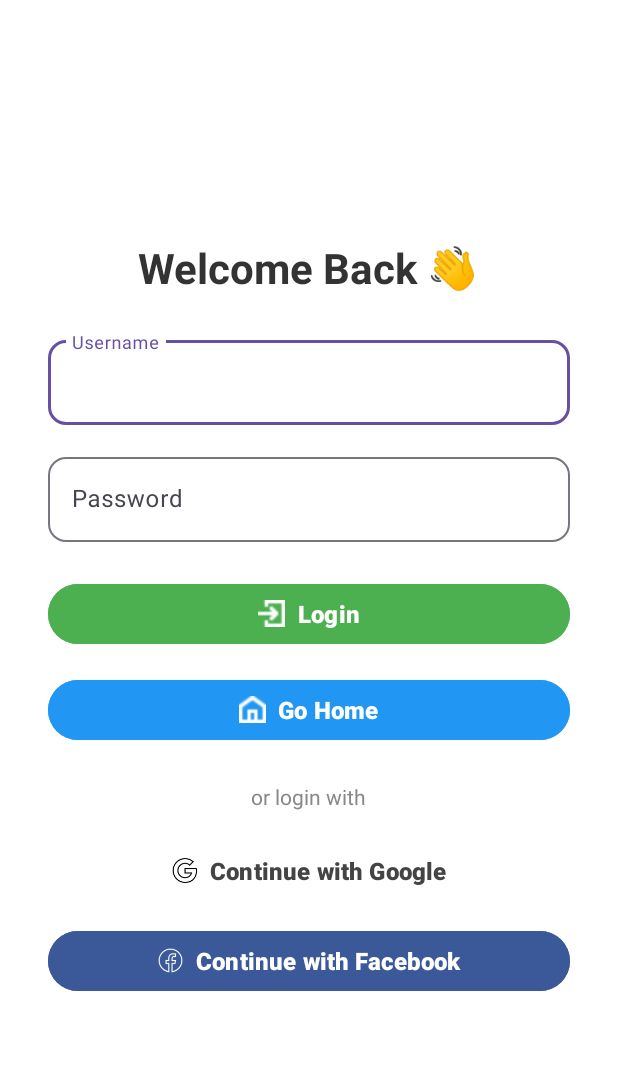
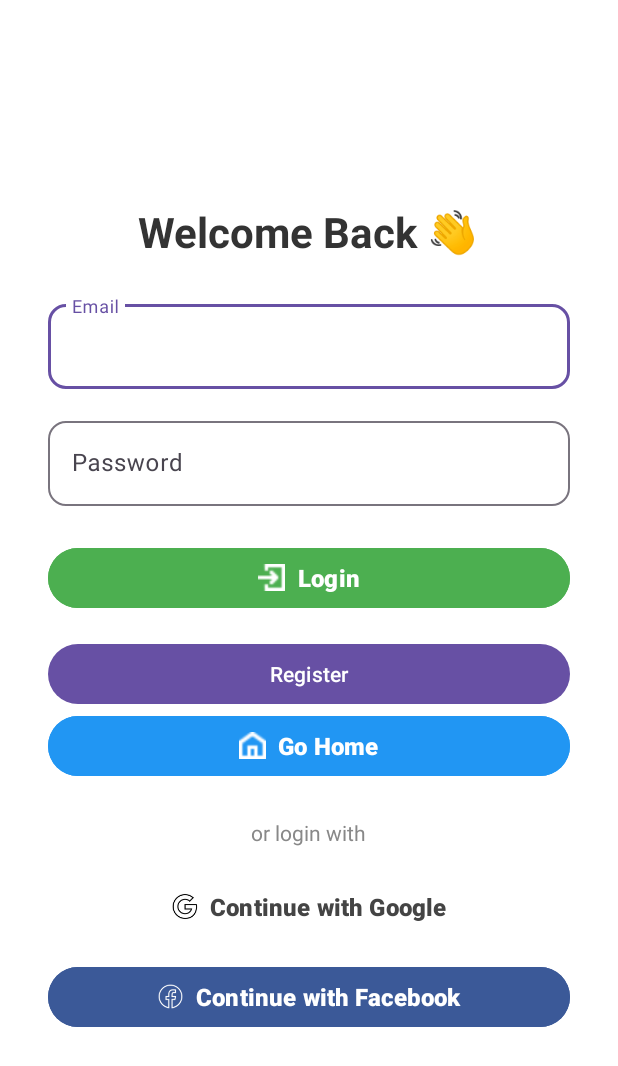
Before and after one commit to DanielOrlov/Mobile-dev-Project, an Android app: the screen it shows after launch (LoginActivity), after a tap on "LOGIN", on a phone screen of 412 x 824 dp. Shown: the top 1066 px of the screen. Run offline under Robolectric (Android 15) with nearby library versions, the phone set to English and light mode, and no system bars; our stand-ins replace Firebase (no records; nobody signed in at launch, a user with empty details on screens opened directly), Room's generated code.

Commit message:
connected firebase, updated login activity started register activity

```diff
--- a/app/build.gradle.kts
+++ b/app/build.gradle.kts
@@ -1,5 +1,6 @@
 plugins {
     alias(libs.plugins.android.application)
+    alias(libs.plugins.google.gms.google.services)
 }
 
 android {
@@ -36,6 +37,7 @@ android {
 
 dependencies {
     implementation(libs.room.common.jvm)
+    implementation(libs.firebase.auth)
     val room_version = "2.8.3"
     implementation("androidx.room:room-runtime:${room_version}")
     annotationProcessor("androidx.room:room-compiler:$room_version")
--- a/app/src/main/java/com/example/mobile_dev_project/LoginActivity.java
+++ b/app/src/main/java/com/example/mobile_dev_project/LoginActivity.java
@@ -9,26 +9,74 @@ import android.widget.ProgressBar;
 import androidx.appcompat.app.AppCompatActivity;
 import com.example.mobile_dev_project.databinding.ActivityLoginBinding;
 import com.example.mobile_dev_project.MapActivity;
+import com.google.firebase.auth.FirebaseAuth;
+import com.google.firebase.auth.FirebaseUser;
 
 public class LoginActivity extends AppCompatActivity {
 
     private ActivityLoginBinding binding;
+    private FirebaseAuth mAuth;
+
+    @Override
+    protected void onStart() {
+        super.onStart();
+        FirebaseUser currentUser = mAuth.getCurrentUser();
+        updateUI(currentUser);
+    }
 
     @Override
     protected void onCreate(Bundle savedInstanceState) {
         super.onCreate(savedInstanceState);
+
+        mAuth = FirebaseAuth.getInstance();
+
         binding = ActivityLoginBinding.inflate(getLayoutInflater());
         setContentView(binding.getRoot());
 
         EditText usernameEditText = binding.username;
         EditText passwordEditText = binding.password;
         Button loginButton = binding.login;
+        Button registerButton = binding.register;
         ProgressBar loadingProgressBar = binding.loading;
 
-        loginButton.setOnClickListener(v -> loadingProgressBar.setVisibility(View.VISIBLE));
+        loginButton.setOnClickListener(v -> {
+            String email = usernameEditText.getText().toString().trim();  // treat username as email for Firebase
+            String password = passwordEditText.getText().toString();
+
+            if (email.isEmpty()) { usernameEditText.setError("Email required"); return; }
+            if (password.isEmpty()) { passwordEditText.setError("Password required"); return; }
+
+            loadingProgressBar.setVisibility(View.VISIBLE);
+
+            mAuth.signInWithEmailAndPassword(email, password)
+                    .addOnCompleteListener(this, task -> {
+                        loadingProgressBar.setVisibility(View.GONE);
+                        if (task.isSuccessful()) {
+                            FirebaseUser user = mAuth.getCurrentUser();
+                            updateUI(user);
+                        } else {
+                            passwordEditText.setError("Invalid credentials");
+                            updateUI(null);
+                        }
+                    });
+        });
+
         binding.buttonToGoHome.setOnClickListener(v -> {
             finish();
         });
 
+        registerButton.setOnClickListener(v ->
+                startActivity(new Intent(this, RegisterActivity.class)));
+
+    }
+
+    private void updateUI(FirebaseUser user) {
+        if (user != null) {
+            startActivity(new Intent(this, MapActivity.class));
+            finish();
+        } else {
+            // Stay here; you could also show a message or clear errors.
         }
     }
+
+}
--- a/app/src/main/res/layout/activity_login.xml
+++ b/app/src/main/res/layout/activity_login.xml
@@ -34,7 +34,7 @@
             android:id="@+id/username"
             android:layout_width="match_parent"
             android:layout_height="wrap_content"
-            android:hint="Username"
+            android:hint="Email"
             android:inputType="textPersonName" />
     </com.google.android.material.textfield.TextInputLayout>
 
@@ -74,6 +74,12 @@
         android:layout_marginBottom="16dp" />
 
     <!-- Go Home Button -->
+    <Button
+        android:id="@+id/register"
+        android:layout_width="match_parent"
+        android:layout_height="wrap_content"
+        android:text="Register" />
+
     <com.google.android.material.button.MaterialButton
         android:id="@+id/buttonToGoHome"
         android:layout_width="match_parent"
@@ -115,26 +121,28 @@
         android:layout_marginBottom="12dp"
         android:elevation="4dp" />
 
-    <com.google.android.material.button.MaterialButton
-        android:id="@+id/btnFacebook"
-        android:layout_width="match_parent"
-        android:layout_height="wrap_content"
-        android:text="Continue with Facebook"
-        android:textSize="16sp"
-        android:textStyle="bold"
-        android:backgroundTint="#3b5998"
-        android:textColor="@android:color/white"
-        app:cornerRadius="24dp"
-        app:icon="@drawable/ic_facebook"
-        app:iconPadding="8dp"
-        app:iconGravity="textStart"
-        android:elevation="4dp" />
+    <!-- Loading Spinner -->
 
-    <!-- Loading Spinner -->
     <ProgressBar
         android:id="@+id/loading"
         android:layout_width="wrap_content"
         android:layout_height="wrap_content"
         android:layout_marginTop="20dp"
         android:visibility="gone" />
+
+    <com.google.android.material.button.MaterialButton
+        android:id="@+id/btnFacebook"
+        android:layout_width="match_parent"
+        android:layout_height="wrap_content"
+        android:backgroundTint="#3b5998"
+        android:elevation="4dp"
+        android:text="Continue with Facebook"
+        android:textColor="@android:color/white"
+        android:textSize="16sp"
+        android:textStyle="bold"
+        app:cornerRadius="24dp"
+        app:icon="@drawable/ic_facebook"
+        app:iconGravity="textStart"
+        app:iconPadding="8dp" />
+
 </LinearLayout>
--- a/build.gradle.kts
+++ b/build.gradle.kts
@@ -1,4 +1,5 @@
 // Top-level build file where you can add configuration options common to all sub-projects/modules.
 plugins {
     alias(libs.plugins.android.application) apply false
+    alias(libs.plugins.google.gms.google.services) apply false
 }
--- a/gradle/libs.versions.toml
+++ b/gradle/libs.versions.toml
@@ -12,6 +12,8 @@ lifecycleLivedataKtx = "2.9.4"
 lifecycleViewmodelKtx = "2.9.4"
 cardview = "1.0.0"
 roomCommonJvm = "2.8.3"
+googleGmsGoogleServices = "4.4.4"
+firebaseAuth = "24.0.1"
 
 [libraries]
 junit = { group = "junit", name = "junit", version.ref = "junit" }
@@ -26,6 +28,8 @@ lifecycle-livedata-ktx = { group = "androidx.lifecycle", name = "lifecycle-lived
 lifecycle-viewmodel-ktx = { group = "androidx.lifecycle", name = "lifecycle-viewmodel-ktx", version.ref = "lifecycleViewmodelKtx" }
 cardview = { group = "androidx.cardview", name = "cardview", version.ref = "cardview" }
 room-common-jvm = { group = "androidx.room", name = "room-common-jvm", version.ref = "roomCommonJvm" }
+firebase-auth = { group = "com.google.firebase", name = "firebase-auth", version.ref = "firebaseAuth" }
 
 [plugins]
 android-application = { id = "com.android.application", version.ref = "agp" }
+google-gms-google-services = { id = "com.google.gms.google-services", version.ref = "googleGmsGoogleServices" }
```
Also changed, not shown: app/src/main/AndroidManifest.xml (+6 -8 lines), app/src/main/java/com/example/mobile_dev_project/RegisterActivity.java (added, +24 -0 lines), app/src/main/res/layout/activity_register.xml (added, +58 -0 lines).
